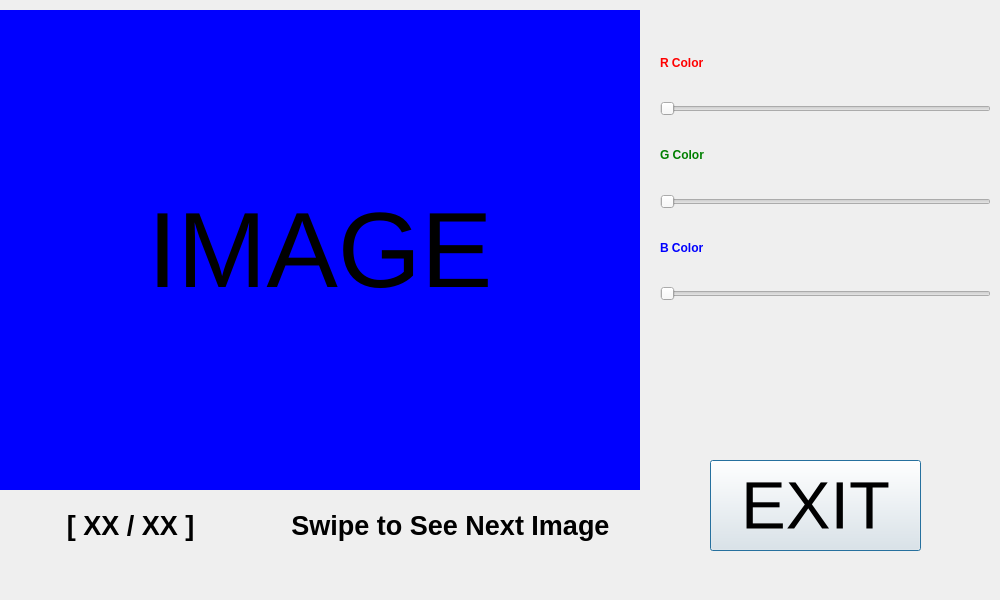
Old version of the form multimedia/project/singleimgdialog.ui in the repository csyouk/Multimedia.
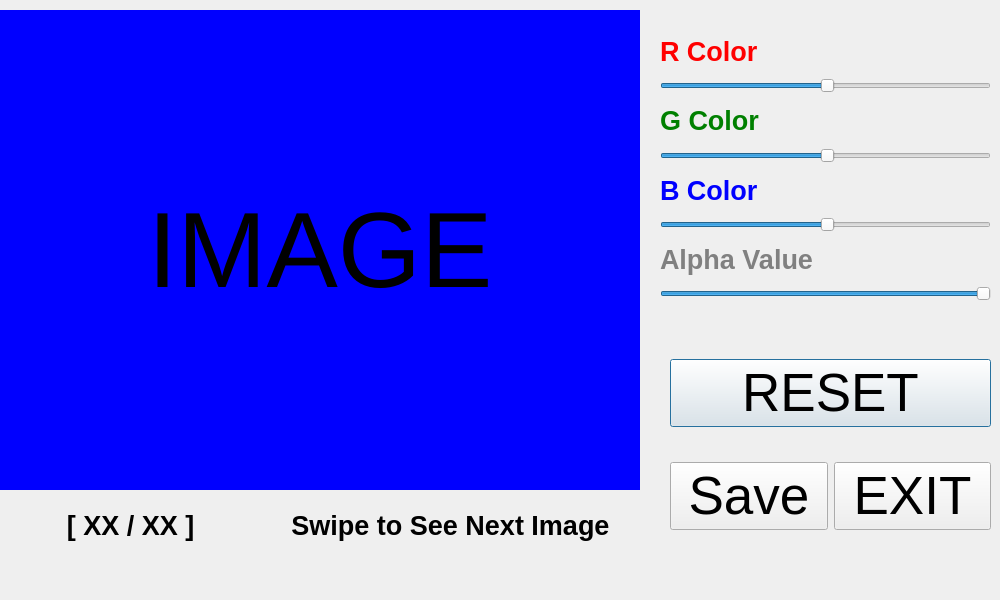
New version of the form.

The edit to the form file:
```diff
--- a/multimedia/project/singleimgdialog.ui
+++ b/multimedia/project/singleimgdialog.ui
@@ -37,24 +37,6 @@
     <set>Qt::AlignCenter</set>
    </property>
   </widget>
-  <widget class="QPushButton" name="exitButton">
-   <property name="geometry">
-    <rect>
-     <x>710</x>
-     <y>460</y>
-     <width>211</width>
-     <height>91</height>
-    </rect>
-   </property>
-   <property name="font">
-    <font>
-     <pointsize>50</pointsize>
-    </font>
-   </property>
-   <property name="text">
-    <string>EXIT</string>
-   </property>
-  </widget>
   <widget class="QWidget" name="verticalLayoutWidget">
    <property name="geometry">
     <rect>
@@ -69,6 +51,7 @@
      <widget class="QLabel" name="rcolor">
       <property name="font">
        <font>
+        <pointsize>20</pointsize>
         <weight>75</weight>
         <bold>true</bold>
        </font>
@@ -106,18 +89,19 @@
       <property name="styleSheet">
        <string notr="true">thick:20px</string>
       </property>
+      <property name="sliderPosition">
+       <number>50</number>
+      </property>
       <property name="orientation">
        <enum>Qt::Horizontal</enum>
       </property>
-      <property name="tickInterval">
-       <number>0</number>
-      </property>
      </widget>
     </item>
     <item>
      <widget class="QLabel" name="gcolor">
       <property name="font">
        <font>
+        <pointsize>20</pointsize>
         <weight>75</weight>
         <bold>true</bold>
        </font>
@@ -135,6 +119,12 @@
       <property name="cursor">
        <cursorShape>PointingHandCursor</cursorShape>
       </property>
+      <property name="mouseTracking">
+       <bool>false</bool>
+      </property>
+      <property name="sliderPosition">
+       <number>50</number>
+      </property>
       <property name="orientation">
        <enum>Qt::Horizontal</enum>
       </property>
@@ -144,6 +134,7 @@
      <widget class="QLabel" name="bcolor">
       <property name="font">
        <font>
+        <pointsize>20</pointsize>
         <weight>75</weight>
         <bold>true</bold>
        </font>
@@ -164,6 +155,48 @@
       <property name="mouseTracking">
        <bool>false</bool>
       </property>
+      <property name="sliderPosition">
+       <number>50</number>
+      </property>
+      <property name="orientation">
+       <enum>Qt::Horizontal</enum>
+      </property>
+     </widget>
+    </item>
+    <item>
+     <widget class="QLabel" name="alpha">
+      <property name="font">
+       <font>
+        <pointsize>20</pointsize>
+        <weight>75</weight>
+        <bold>true</bold>
+       </font>
+      </property>
+      <property name="mouseTracking">
+       <bool>false</bool>
+      </property>
+      <property name="styleSheet">
+       <string notr="true">color:gray;font-weight:bold;</string>
+      </property>
+      <property name="text">
+       <string>Alpha Value</string>
+      </property>
+     </widget>
+    </item>
+    <item>
+     <widget class="QSlider" name="alphaSlider">
+      <property name="cursor">
+       <cursorShape>PointingHandCursor</cursorShape>
+      </property>
+      <property name="mouseTracking">
+       <bool>false</bool>
+      </property>
+      <property name="value">
+       <number>99</number>
+      </property>
+      <property name="sliderPosition">
+       <number>99</number>
+      </property>
       <property name="orientation">
        <enum>Qt::Horizontal</enum>
       </property>
@@ -217,6 +250,58 @@
     <set>Qt::AlignCenter</set>
    </property>
   </widget>
+  <widget class="QWidget" name="verticalLayoutWidget_2">
+   <property name="geometry">
+    <rect>
+     <x>670</x>
+     <y>330</y>
+     <width>321</width>
+     <height>231</height>
+    </rect>
+   </property>
+   <layout class="QVBoxLayout" name="verticalLayout_2">
+    <item>
+     <widget class="QPushButton" name="resetButton">
+      <property name="font">
+       <font>
+        <pointsize>40</pointsize>
+       </font>
+      </property>
+      <property name="text">
+       <string>RESET</string>
+      </property>
+     </widget>
+    </item>
+    <item>
+     <layout class="QHBoxLayout" name="horizontalLayout">
+      <item>
+       <widget class="QPushButton" name="screenshotButton">
+        <property name="font">
+         <font>
+          <pointsize>40</pointsize>
+         </font>
+        </property>
+        <property name="text">
+         <string>Save</string>
+        </property>
+       </widget>
+      </item>
+      <item>
+       <widget class="QPushButton" name="exitButton">
+        <property name="font">
+         <font>
+          <pointsize>40</pointsize>
+         </font>
+        </property>
+        <property name="text">
+         <string>EXIT</string>
+        </property>
+       </widget>
+      </item>
+     </layout>
+    </item>
+   </layout>
+  </widget>
  </widget>
  <resources/>
  <connections/>
```
Left out of the diff: 12 changed lines with no effect on the pictures.
